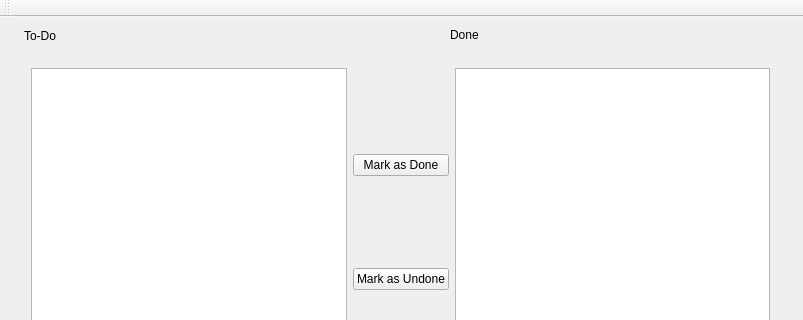
The window that mainwindow.ui (denizhekimci/ToDoList) describes before a commit, drawn with Qt 5; both pictures show x 0 to 803 and y 0 to 320 of the 803 by 507 pixel window.
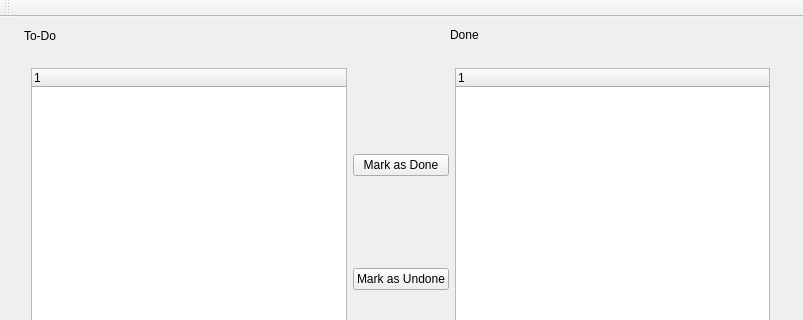
The same window after the commit.

```diff
--- a/mainwindow.ui
+++ b/mainwindow.ui
@@ -84,13 +84,12 @@
     </property>
     <layout class="QHBoxLayout" name="horizontalLayout_2">
      <item>
-      <widget class="QTreeView" name="treeView">
-       <property name="maximumSize">
-        <size>
-         <width>16777215</width>
-         <height>16777215</height>
-        </size>
-       </property>
+      <widget class="QTreeWidget" name="treeWidget">
+       <column>
+        <property name="text">
+         <string notr="true">1</string>
+        </property>
+       </column>
       </widget>
      </item>
      <item>
@@ -112,7 +111,13 @@
       </layout>
      </item>
      <item>
-      <widget class="QTreeView" name="treeView_2"/>
+      <widget class="QTreeWidget" name="treeWidget_2">
+       <column>
+        <property name="text">
+         <string notr="true">1</string>
+        </property>
+       </column>
+      </widget>
      </item>
     </layout>
    </widget>
```
